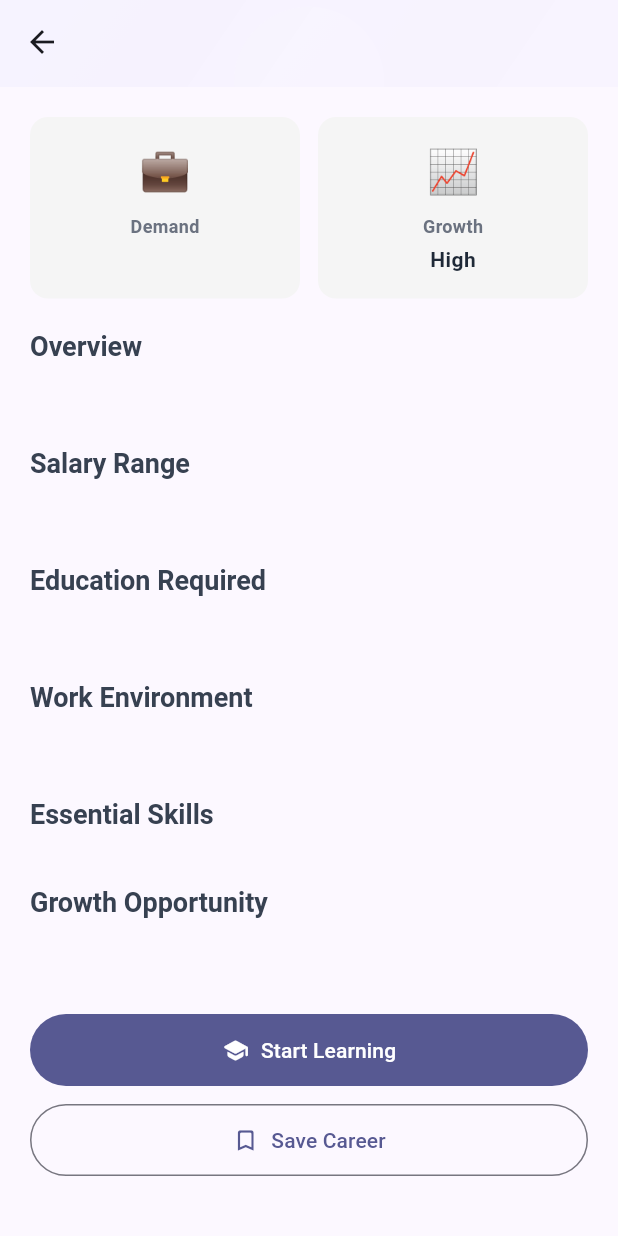
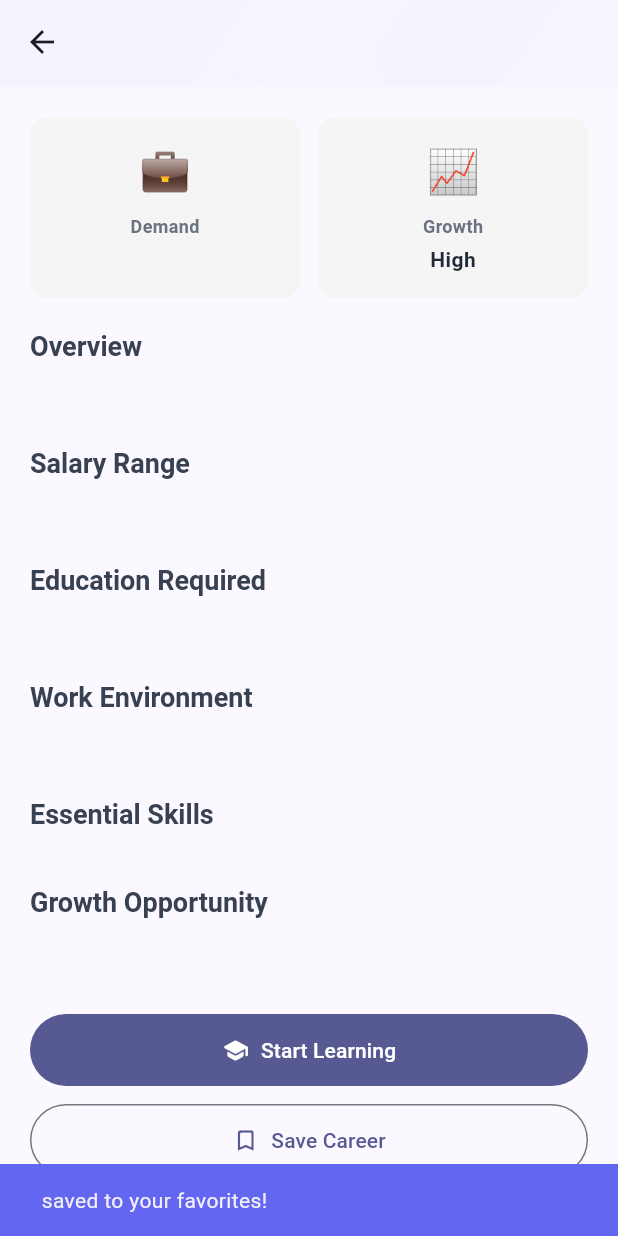
Before and after one commit to zkestroyer/Skillbridge_app, a Flutter app: the CareerDetailScreen screen opened directly with empty values, scrolled down 222 dp, after a tap on "Save Career", on a phone screen of 412 x 824 dp. Run offline on Flutter 3.47's test engine with Material 3 defaults, Android fonts, the phone set to English and light mode, and no system bars; our stand-ins replace shared_preferences; accounts and stored records are empty; Roboto replaces fonts that are missing (Poppins).

Commit message:
Fix: Implement button functionality for career interaction

```diff
--- a/lib/screens/career_detail_screen.dart
+++ b/lib/screens/career_detail_screen.dart
@@ -170,7 +170,13 @@ class CareerDetailScreen extends StatelessWidget {
                     width: double.infinity,
                     child: FilledButton.icon(
                       onPressed: () {
-                        // Navigate to learning resources
+                        ScaffoldMessenger.of(context).showSnackBar(
+                          SnackBar(
+                            content: Text(
+                                'Starting learning path for ${career.title}...'),
+                            duration: const Duration(seconds: 2),
+                          ),
+                        );
                       },
                       icon: const Icon(Icons.school_rounded),
                       label: const Text('Start Learning'),
@@ -184,7 +190,14 @@ class CareerDetailScreen extends StatelessWidget {
                     width: double.infinity,
                     child: OutlinedButton.icon(
                       onPressed: () {
-                        // Share or save
+                        ScaffoldMessenger.of(context).showSnackBar(
+                          SnackBar(
+                            content: Text(
+                                '${career.title} saved to your favorites!'),
+                            duration: const Duration(seconds: 2),
+                            backgroundColor: const Color(0xFF6366F1),
+                          ),
+                        );
                       },
                       icon: const Icon(Icons.bookmark_outline_rounded),
                       label: const Text('Save Career'),
```
Also changed, not shown: lib/screens/career_list_screen.dart (+7 -1 lines).
